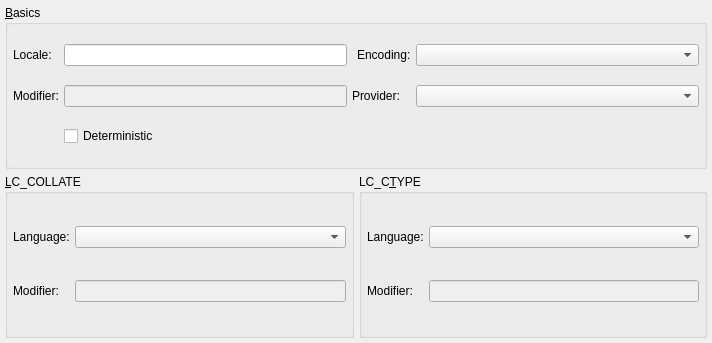
Old version of the form libs/libgui/ui/dbobjects/collationwidget.ui in the repository maniac787/pgmodeler.
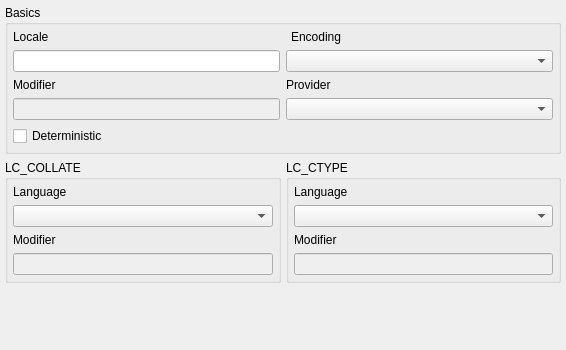
New version of the form.

Commit message: Refactor CollationWidget to modern vertical layout and enhance ObjectSelectorWidget

```diff
--- a/libs/libgui/ui/dbobjects/collationwidget.ui
+++ b/libs/libgui/ui/dbobjects/collationwidget.ui
@@ -6,8 +6,8 @@
    <rect>
     <x>0</x>
     <y>0</y>
-    <width>712</width>
-    <height>343</height>
+    <width>566</width>
+    <height>350</height>
    </rect>
   </property>
   <property name="minimumSize">
@@ -16,7 +16,7 @@
     <height>0</height>
    </size>
   </property>
-  <layout class="QGridLayout" name="collation_grid">
+  <layout class="QVBoxLayout" name="verticalLayout_4">
    <property name="leftMargin">
     <number>5</number>
    </property>
@@ -29,119 +29,16 @@
    <property name="bottomMargin">
     <number>5</number>
    </property>
-   <property name="spacing">
-    <number>5</number>
-   </property>
-   <item row="2" column="0" colspan="2">
-    <widget class="QGroupBox" name="groupBox">
-     <property name="title">
-      <string>&amp;LC_COLLATE</string>
-     </property>
-     <layout class="QGridLayout" name="gridLayout">
-      <property name="leftMargin">
-       <number>5</number>
-      </property>
-      <property name="topMargin">
-       <number>5</number>
-      </property>
-      <property name="rightMargin">
-       <number>5</number>
-      </property>
-      <property name="bottomMargin">
-       <number>5</number>
-      </property>
-      <property name="spacing">
-       <number>5</number>
-      </property>
-      <item row="0" column="0">
-       <widget class="QLabel" name="lccollate_lbl">
-        <property name="sizePolicy">
-         <sizepolicy hsizetype="Fixed" vsizetype="Preferred">
-          <horstretch>0</horstretch>
-          <verstretch>0</verstretch>
-         </sizepolicy>
-        </property>
-        <property name="minimumSize">
-         <size>
-          <width>0</width>
-          <height>0</height>
-         </size>
-        </property>
-        <property name="font">
-         <font>
-          <italic>false</italic>
-          <bold>false</bold>
-         </font>
-        </property>
-        <property name="text">
-         <string>Language:</string>
-        </property>
-       </widget>
-      </item>
-      <item row="0" column="1">
-       <widget class="QComboBox" name="lccollate_cmb">
-        <property name="sizePolicy">
-         <sizepolicy hsizetype="Expanding" vsizetype="Fixed">
-          <horstretch>0</horstretch>
-          <verstretch>0</verstretch>
-         </sizepolicy>
-        </property>
-        <property name="minimumSize">
-         <size>
-          <width>0</width>
-          <height>0</height>
-         </size>
-        </property>
-        <property name="insertPolicy">
-         <enum>QComboBox::InsertAlphabetically</enum>
-        </property>
-        <property name="iconSize">
-         <size>
-          <width>28</width>
-          <height>28</height>
-         </size>
-        </property>
-       </widget>
-      </item>
-      <item row="1" column="0">
-       <widget class="QLabel" name="lccollate_mod_lbl">
-        <property name="sizePolicy">
-         <sizepolicy hsizetype="Fixed" vsizetype="Preferred">
-          <horstretch>0</horstretch>
-          <verstretch>0</verstretch>
-         </sizepolicy>
-        </property>
-        <property name="minimumSize">
-         <size>
-          <width>0</width>
-          <height>0</height>
-         </size>
-        </property>
-        <property name="font">
-         <font>
-          <italic>false</italic>
-          <bold>false</bold>
-         </font>
-        </property>
-        <property name="text">
-         <string>Modifier:</string>
-        </property>
-       </widget>
-      </item>
-      <item row="1" column="1">
-       <widget class="QLineEdit" name="lccollate_mod_edt">
-        <property name="enabled">
-         <bool>false</bool>
-        </property>
-       </widget>
-      </item>
-     </layout>
-    </widget>
-   </item>
-   <item row="0" column="0" colspan="4">
+   <item>
     <widget class="QGroupBox" name="groupBox_3">
+     <property name="sizePolicy">
+      <sizepolicy hsizetype="Preferred" vsizetype="Fixed">
+       <horstretch>0</horstretch>
+       <verstretch>0</verstretch>
+      </sizepolicy>
+     </property>
      <property name="title">
-      <string>&amp;Basics</string>
+      <string>Basics</string>
      </property>
      <layout class="QGridLayout" name="gridLayout_3">
       <property name="leftMargin">
@@ -156,10 +53,35 @@
       <property name="bottomMargin">
        <number>5</number>
       </property>
-      <property name="spacing">
-       <number>5</number>
-      </property>
-      <item row="0" column="3">
+      <item row="0" column="0">
+       <layout class="QVBoxLayout" name="locale_lt">
+        <item>
+         <widget class="QLabel" name="locale_lbl">
+          <property name="sizePolicy">
+           <sizepolicy hsizetype="Fixed" vsizetype="Fixed">
+            <horstretch>0</horstretch>
+            <verstretch>0</verstretch>
+           </sizepolicy>
+          </property>
+          <property name="minimumSize">
+           <size>
+            <width>0</width>
+            <height>0</height>
+           </size>
+          </property>
+          <property name="text">
+           <string>Locale</string>
+          </property>
+         </widget>
+        </item>
+        <item>
+         <widget class="QLineEdit" name="locale_edt"/>
+        </item>
+       </layout>
+      </item>
+      <item row="0" column="1">
+       <layout class="QVBoxLayout" name="encoding_lt">
+        <item>
        <widget class="QLabel" name="encoding_lbl">
         <property name="sizePolicy">
          <sizepolicy hsizetype="Fixed" vsizetype="Fixed">
@@ -174,22 +96,27 @@
          </size>
         </property>
         <property name="text">
-         <string>Encoding:</string>
+           <string>Encoding</string>
         </property>
         <property name="indent">
          <number>5</number>
         </property>
        </widget>
       </item>
-      <item row="1" column="1">
-       <widget class="QLineEdit" name="locale_mod_edt">
-        <property name="enabled">
-         <bool>false</bool>
-        </property>
-       </widget>
-      </item>
-      <item row="1" column="4">
-       <widget class="QComboBox" name="provider_cmb">
+        <item>
+         <widget class="QComboBox" name="encoding_cmb">
+          <property name="sizePolicy">
+           <sizepolicy hsizetype="Expanding" vsizetype="Fixed">
+            <horstretch>0</horstretch>
+            <verstretch>0</verstretch>
+           </sizepolicy>
+          </property>
+          <property name="minimumSize">
+           <size>
+            <width>0</width>
+            <height>0</height>
+           </size>
+          </property>
         <property name="iconSize">
          <size>
           <width>28</width>
@@ -198,7 +125,11 @@
         </property>
        </widget>
       </item>
+       </layout>
+      </item>
       <item row="1" column="0">
+       <layout class="QVBoxLayout" name="locale_mod_lt">
+        <item>
        <widget class="QLabel" name="locale_mod_lbl">
         <property name="sizePolicy">
          <sizepolicy hsizetype="Fixed" vsizetype="Preferred">
@@ -219,11 +150,22 @@
          </font>
         </property>
         <property name="text">
-         <string>Modifier:</string>
+           <string>Modifier</string>
         </property>
        </widget>
       </item>
-      <item row="1" column="3">
+        <item>
+         <widget class="QLineEdit" name="locale_mod_edt">
+          <property name="enabled">
+           <bool>false</bool>
+          </property>
+         </widget>
+        </item>
+       </layout>
+      </item>
+      <item row="1" column="1">
+       <layout class="QVBoxLayout" name="provider_lt">
+        <item>
        <widget class="QLabel" name="provider_lbl">
         <property name="sizePolicy">
          <sizepolicy hsizetype="Fixed" vsizetype="Preferred">
@@ -244,21 +186,67 @@
          </font>
         </property>
         <property name="text">
-         <string>Provider:</string>
+           <string>Provider</string>
         </property>
        </widget>
       </item>
-      <item row="2" column="1">
+        <item>
+         <widget class="QComboBox" name="provider_cmb">
+          <property name="iconSize">
+           <size>
+            <width>28</width>
+            <height>28</height>
+           </size>
+          </property>
+         </widget>
+        </item>
+       </layout>
+      </item>
+      <item row="2" column="0">
        <widget class="QCheckBox" name="deterministic_chk">
         <property name="text">
          <string>Deterministic</string>
         </property>
        </widget>
       </item>
-      <item row="0" column="0">
-       <widget class="QLabel" name="locale_lbl">
+     </layout>
+    </widget>
+   </item>
+   <item>
+    <layout class="QHBoxLayout" name="horizontalLayout">
+     <property name="spacing">
+      <number>5</number>
+     </property>
+     <item>
+      <widget class="QGroupBox" name="groupBox">
         <property name="sizePolicy">
-         <sizepolicy hsizetype="Fixed" vsizetype="Fixed">
+        <sizepolicy hsizetype="Preferred" vsizetype="Fixed">
+         <horstretch>0</horstretch>
+         <verstretch>0</verstretch>
+        </sizepolicy>
+       </property>
+       <property name="title">
+        <string>LC_COLLATE</string>
+       </property>
+       <layout class="QVBoxLayout" name="verticalLayout">
+        <property name="leftMargin">
+         <number>5</number>
+        </property>
+        <property name="topMargin">
+         <number>5</number>
+        </property>
+        <property name="rightMargin">
+         <number>5</number>
+        </property>
+        <property name="bottomMargin">
+         <number>5</number>
+        </property>
+        <item>
+         <layout class="QVBoxLayout" name="language_lt">
+          <item>
+           <widget class="QLabel" name="lccollate_lbl">
+            <property name="sizePolicy">
+             <sizepolicy hsizetype="Fixed" vsizetype="Preferred">
           <horstretch>0</horstretch>
           <verstretch>0</verstretch>
          </sizepolicy>
@@ -269,13 +257,19 @@
           <height>0</height>
          </size>
         </property>
+            <property name="font">
+             <font>
+              <italic>false</italic>
+              <bold>false</bold>
+             </font>
+            </property>
         <property name="text">
-         <string>Locale:</string>
+             <string>Language</string>
         </property>
        </widget>
       </item>
-      <item row="0" column="4">
-       <widget class="QComboBox" name="encoding_cmb">
+          <item>
+           <widget class="QComboBox" name="lccollate_cmb">
         <property name="sizePolicy">
          <sizepolicy hsizetype="Expanding" vsizetype="Fixed">
           <horstretch>0</horstretch>
@@ -296,18 +290,59 @@
         </property>
        </widget>
       </item>
-      <item row="0" column="1">
-       <widget class="QLineEdit" name="locale_edt"/>
-      </item>
-     </layout>
-    </widget>
-   </item>
-   <item row="2" column="2" colspan="2">
+         </layout>
+        </item>
+        <item>
+         <layout class="QVBoxLayout" name="lc_collate_mod_lt">
+          <item>
+           <widget class="QLabel" name="lccollate_mod_lbl">
+            <property name="sizePolicy">
+             <sizepolicy hsizetype="Fixed" vsizetype="Preferred">
+              <horstretch>0</horstretch>
+              <verstretch>0</verstretch>
+             </sizepolicy>
+            </property>
+            <property name="minimumSize">
+             <size>
+              <width>0</width>
+              <height>0</height>
+             </size>
+            </property>
+            <property name="font">
+             <font>
+              <italic>false</italic>
+              <bold>false</bold>
+             </font>
+            </property>
+            <property name="text">
+             <string>Modifier</string>
+            </property>
+           </widget>
+          </item>
+          <item>
+           <widget class="QLineEdit" name="lccollate_mod_edt">
+            <property name="enabled">
+             <bool>false</bool>
+            </property>
+           </widget>
+          </item>
+         </layout>
+        </item>
+       </layout>
+      </widget>
+     </item>
+     <item>
     <widget class="QGroupBox" name="groupBox_2">
+       <property name="sizePolicy">
+        <sizepolicy hsizetype="Preferred" vsizetype="Fixed">
+         <horstretch>0</horstretch>
+         <verstretch>0</verstretch>
+        </sizepolicy>
+       </property>
      <property name="title">
-      <string>LC_C&amp;TYPE</string>
-     </property>
-     <layout class="QGridLayout" name="gridLayout_2">
+        <string>LC_CTYPE</string>
+       </property>
+       <layout class="QVBoxLayout" name="verticalLayout_3">
       <property name="leftMargin">
        <number>5</number>
       </property>
@@ -320,10 +355,9 @@
       <property name="bottomMargin">
        <number>5</number>
       </property>
-      <property name="spacing">
-       <number>5</number>
-      </property>
-      <item row="0" column="0">
+        <item>
+         <layout class="QVBoxLayout" name="verticalLayout_2">
+          <item>
        <widget class="QLabel" name="lcctype_lbl">
         <property name="sizePolicy">
          <sizepolicy hsizetype="Fixed" vsizetype="Preferred">
@@ -344,14 +378,14 @@
          </font>
         </property>
         <property name="text">
-         <string>Language:</string>
+             <string>Language</string>
         </property>
         <property name="indent">
          <number>0</number>
         </property>
        </widget>
       </item>
-      <item row="0" column="1">
+          <item>
        <widget class="QComboBox" name="lcctype_cmb">
         <property name="sizePolicy">
          <sizepolicy hsizetype="Expanding" vsizetype="Fixed">
@@ -376,7 +410,11 @@
         </property>
        </widget>
       </item>
-      <item row="1" column="0">
+         </layout>
+        </item>
+        <item>
+         <layout class="QVBoxLayout" name="lcctype_mod_lt">
+          <item>
        <widget class="QLabel" name="lcctype_mod_lbl">
         <property name="sizePolicy">
          <sizepolicy hsizetype="Fixed" vsizetype="Preferred">
@@ -400,11 +438,11 @@
          <string/>
         </property>
         <property name="text">
-         <string>Modifier:</string>
+             <string>Modifier</string>
         </property>
        </widget>
       </item>
-      <item row="1" column="1">
+          <item>
        <widget class="QLineEdit" name="lcctype_mod_edt">
         <property name="enabled">
          <bool>false</bool>
@@ -412,7 +450,24 @@
        </widget>
       </item>
      </layout>
-    </widget>
+        </item>
+       </layout>
+      </widget>
+     </item>
+    </layout>
+   </item>
+   <item>
+    <spacer name="verticalSpacer">
+     <property name="orientation">
+      <enum>Qt::Orientation::Vertical</enum>
+     </property>
+     <property name="sizeHint" stdset="0">
+      <size>
+       <width>20</width>
+       <height>40</height>
+      </size>
+     </property>
+    </spacer>
    </item>
   </layout>
  </widget>
```
Left out of the diff: 5 changed lines with no effect on the pictures. Lines whose indentation alone changed are shown as unchanged. The commit also changes 3 other files.
